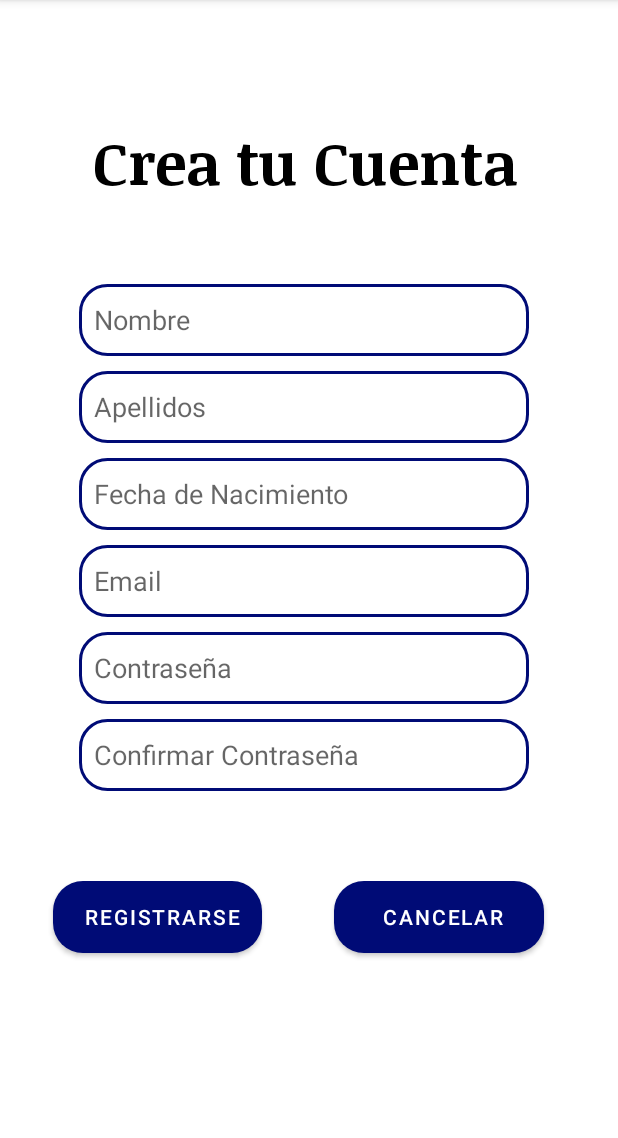
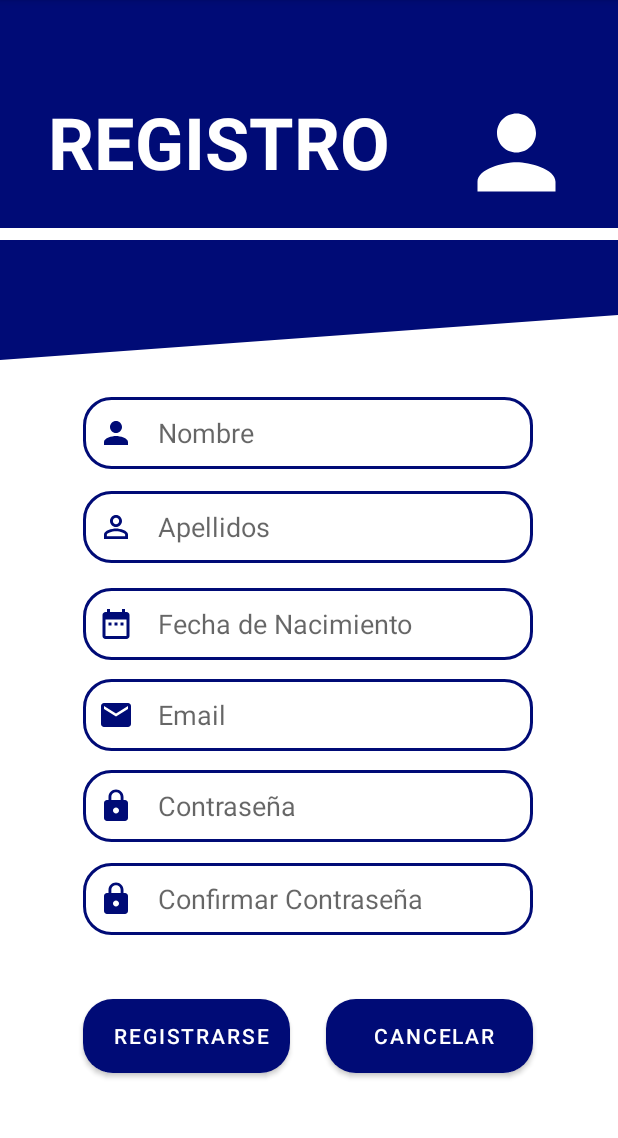
Before and after one commit to AMPL95/AppGrupal, an Android app: the RegistroPantalla screen opened directly, with no data from a screen before it, on a phone screen of 412 x 824 dp, the part 84-1222 px from its top. Run offline under Robolectric (Android 15) with nearby library versions, the phone set to English and light mode, and no system bars; our stand-ins replace Firebase (no records; nobody signed in at launch, a user with empty details on screens opened directly).

Commit message:
diseño xml registro

```diff
--- /dev/null
+++ b/app/src/main/res/drawable/ic_apellidos.xml
@@ -0,0 +1,5 @@
+<vector android:height="24dp" android:tint="#000B76"
+    android:viewportHeight="24" android:viewportWidth="24"
+    android:width="24dp" xmlns:android="http://schemas.android.com/apk/res/android">
+    <path android:fillColor="@android:color/white" android:pathData="M12,5.9c1.16,0 2.1,0.94 2.1,2.1s-0.94,2.1 -2.1,2.1S9.9,9.16 9.9,8s0.94,-2.1 2.1,-2.1m0,9c2.97,0 6.1,1.46 6.1,2.1v1.1L5.9,18.1L5.9,17c0,-0.64 3.13,-2.1 6.1,-2.1M12,4C9.79,4 8,5.79 8,8s1.79,4 4,4 4,-1.79 4,-4 -1.79,-4 -4,-4zM12,13c-2.67,0 -8,1.34 -8,4v3h16v-3c0,-2.66 -5.33,-4 -8,-4z"/>
+</vector>
--- /dev/null
+++ b/app/src/main/res/drawable/ic_emailreg.xml
@@ -0,0 +1,5 @@
+<vector android:height="24dp" android:tint="#000B76"
+    android:viewportHeight="24" android:viewportWidth="24"
+    android:width="24dp" xmlns:android="http://schemas.android.com/apk/res/android">
+    <path android:fillColor="@android:color/white" android:pathData="M20,4L4,4c-1.1,0 -1.99,0.9 -1.99,2L2,18c0,1.1 0.9,2 2,2h16c1.1,0 2,-0.9 2,-2L22,6c0,-1.1 -0.9,-2 -2,-2zM20,8l-8,5 -8,-5L4,6l8,5 8,-5v2z"/>
+</vector>
--- /dev/null
+++ b/app/src/main/res/drawable/ic_fechanac.xml
@@ -0,0 +1,5 @@
+<vector android:height="24dp" android:tint="#000B76"
+    android:viewportHeight="24" android:viewportWidth="24"
+    android:width="24dp" xmlns:android="http://schemas.android.com/apk/res/android">
+    <path android:fillColor="@android:color/white" android:pathData="M9,11L7,11v2h2v-2zM13,11h-2v2h2v-2zM17,11h-2v2h2v-2zM19,4h-1L18,2h-2v2L8,4L8,2L6,2v2L5,4c-1.11,0 -1.99,0.9 -1.99,2L3,20c0,1.1 0.89,2 2,2h14c1.1,0 2,-0.9 2,-2L21,6c0,-1.1 -0.9,-2 -2,-2zM19,20L5,20L5,9h14v11z"/>
+</vector>
--- /dev/null
+++ b/app/src/main/res/drawable/ic_personregistro.xml
@@ -0,0 +1,5 @@
+<vector android:height="24dp" android:tint="#000B76"
+    android:viewportHeight="24" android:viewportWidth="24"
+    android:width="24dp" xmlns:android="http://schemas.android.com/apk/res/android">
+    <path android:fillColor="@android:color/white" android:pathData="M12,12c2.21,0 4,-1.79 4,-4s-1.79,-4 -4,-4 -4,1.79 -4,4 1.79,4 4,4zM12,14c-2.67,0 -8,1.34 -8,4v2h16v-2c0,-2.66 -5.33,-4 -8,-4z"/>
+</vector>
--- a/app/src/main/res/layout/activity_miscitas.xml
+++ b/app/src/main/res/layout/activity_miscitas.xml
@@ -13,7 +13,7 @@
         android:background="#000b76"
         app:layout_constraintBottom_toBottomOf="parent"
         app:layout_constraintEnd_toEndOf="parent"
-        app:layout_constraintHorizontal_bias="0.0"
+        app:layout_constraintHorizontal_bias="1.0"
         app:layout_constraintStart_toStartOf="parent"
         app:layout_constraintTop_toTopOf="parent"
         app:layout_constraintVertical_bias="0.0" />
--- a/app/src/main/res/layout/activity_registro_pantalla.xml
+++ b/app/src/main/res/layout/activity_registro_pantalla.xml
@@ -6,169 +6,196 @@
     android:layout_height="match_parent"
     tools:context=".RegistroPantalla">
 
-    <LinearLayout
-        android:id="@+id/linearLayout3"
-        android:layout_width="408dp"
-        android:layout_height="200dp"
-        android:orientation="vertical"
+    <View
+        android:id="@+id/view5"
+        android:layout_width="match_parent"
+        android:layout_height="100dp"
+        android:background="@drawable/wave"
         app:layout_constraintBottom_toBottomOf="parent"
         app:layout_constraintStart_toStartOf="parent"
         app:layout_constraintTop_toTopOf="parent"
-        app:layout_constraintVertical_bias="0.0">
+        app:layout_constraintVertical_bias="0.24" />
+
+    <View
+        android:id="@+id/view4"
+        android:layout_width="412dp"
+        android:layout_height="152dp"
+        android:background="#000b76"
+        app:layout_constraintBottom_toBottomOf="parent"
+        app:layout_constraintEnd_toEndOf="parent"
+        app:layout_constraintHorizontal_bias="0.0"
+        app:layout_constraintStart_toStartOf="parent"
+        app:layout_constraintTop_toTopOf="parent"
+        app:layout_constraintVertical_bias="0.0" />
 
     <TextView
-            android:id="@+id/crearCuenta"
-            android:layout_width="wrap_content"
-            android:layout_height="wrap_content"
-            android:layout_gravity="center"
-            android:fontFamily="@font/noticia_text_bold"
-            android:text="Crea tu Cuenta"
-            android:textColor="@color/black"
-            android:textSize="40dp"
-            android:translationY="80dp" />
-    </LinearLayout>
-
-    <LinearLayout
-        android:id="@+id/linearLayout4"
-        android:layout_width="406dp"
-        android:layout_height="384dp"
-        android:orientation="vertical"
+        android:id="@+id/textRegistro"
+        android:layout_width="261dp"
+        android:layout_height="76dp"
+        android:text="REGISTRO"
+        android:textColor="#FFFFFF"
+        android:textSize="48sp"
+        android:textStyle="bold"
         app:layout_constraintBottom_toBottomOf="parent"
+        app:layout_constraintEnd_toEndOf="parent"
+        app:layout_constraintHorizontal_bias="0.213"
         app:layout_constraintStart_toStartOf="parent"
         app:layout_constraintTop_toTopOf="parent"
-        app:layout_constraintVertical_bias="0.493">
+        app:layout_constraintVertical_bias="0.09" />
+
+    <ImageView
+        android:id="@+id/imageView2"
+        android:layout_width="103dp"
+        android:layout_height="78dp"
+        app:layout_constraintBottom_toBottomOf="parent"
+        app:layout_constraintEnd_toEndOf="parent"
+        app:layout_constraintHorizontal_bias="0.948"
+        app:layout_constraintStart_toStartOf="parent"
+        app:layout_constraintTop_toTopOf="parent"
+        app:layout_constraintVertical_bias="0.091"
+        app:srcCompat="@drawable/ic_person" />
+
 
     <EditText
         android:id="@+id/editNombre"
         android:layout_width="300dp"
         android:layout_height="wrap_content"
-            android:layout_marginBottom="10dp"
         android:layout_gravity="center"
         android:background="@drawable/text_edit_rounded"
+        android:drawableStart="@drawable/ic_personregistro"
+        android:drawablePadding="16dp"
         android:ems="10"
         android:hint="Nombre"
         android:inputType="textPersonName"
         android:minHeight="48dp"
-            android:paddingStart="10dp" />
-
-        <Space
-            android:layout_width="match_parent"
-            android:layout_height="wrap_content" />
+        android:paddingStart="10dp"
+        app:layout_constraintBottom_toBottomOf="parent"
+        app:layout_constraintEnd_toEndOf="parent"
+        app:layout_constraintHorizontal_bias="0.495"
+        app:layout_constraintStart_toStartOf="parent"
+        app:layout_constraintTop_toTopOf="parent"
+        app:layout_constraintVertical_bias="0.368" />
 
     <EditText
         android:id="@+id/editApellidos"
         android:layout_width="300dp"
         android:layout_height="wrap_content"
         android:layout_gravity="center"
-            android:layout_marginBottom="10dp"
         android:background="@drawable/text_edit_rounded"
+        android:drawableStart="@drawable/ic_apellidos"
+        android:drawablePadding="16dp"
         android:ems="10"
         android:hint="Apellidos"
         android:inputType="textPersonName"
         android:minHeight="48dp"
-            android:paddingStart="10dp" />
-
-        <Space
-            android:layout_width="match_parent"
-            android:layout_height="wrap_content" />
+        android:paddingStart="10dp"
+        app:layout_constraintBottom_toBottomOf="parent"
+        app:layout_constraintEnd_toEndOf="parent"
+        app:layout_constraintHorizontal_bias="0.495"
+        app:layout_constraintStart_toStartOf="parent"
+        app:layout_constraintTop_toTopOf="parent"
+        app:layout_constraintVertical_bias="0.455" />
 
     <EditText
         android:id="@+id/editFecha"
         android:layout_width="300dp"
         android:layout_height="wrap_content"
-            android:layout_marginBottom="10dp"
         android:layout_gravity="center"
         android:background="@drawable/text_edit_rounded"
+        android:drawableStart="@drawable/ic_fechanac"
+        android:drawablePadding="16dp"
         android:ems="10"
         android:hint="Fecha de Nacimiento"
         android:inputType="date"
         android:minHeight="48dp"
         android:paddingStart="10dp"
-            />
-
-        <Space
-            android:layout_width="match_parent"
-            android:layout_height="wrap_content" />
-
-        <Space
-            android:layout_width="match_parent"
-            android:layout_height="wrap_content" />
+        app:layout_constraintBottom_toBottomOf="parent"
+        app:layout_constraintEnd_toEndOf="parent"
+        app:layout_constraintHorizontal_bias="0.495"
+        app:layout_constraintStart_toStartOf="parent"
+        app:layout_constraintTop_toTopOf="parent"
+        app:layout_constraintVertical_bias="0.544" />
 
     <EditText
         android:id="@+id/editEmailRegistro"
         android:layout_width="300dp"
         android:layout_height="wrap_content"
-            android:layout_marginBottom="10dp"
         android:layout_gravity="center"
         android:background="@drawable/text_edit_rounded"
+        android:drawableStart="@drawable/ic_emailreg"
+        android:drawablePadding="16dp"
         android:ems="10"
         android:hint="Email"
         android:inputType="textEmailAddress"
         android:minHeight="48dp"
-            android:paddingStart="10dp" />
+        android:paddingStart="10dp"
+        app:layout_constraintBottom_toBottomOf="parent"
+        app:layout_constraintEnd_toEndOf="parent"
+        app:layout_constraintHorizontal_bias="0.495"
+        app:layout_constraintStart_toStartOf="parent"
+        app:layout_constraintTop_toTopOf="parent"
+        app:layout_constraintVertical_bias="0.629" />
 
     <EditText
         android:id="@+id/editContraseña1"
         android:layout_width="300dp"
         android:layout_height="wrap_content"
-            android:layout_marginBottom="10dp"
         android:layout_gravity="center"
         android:background="@drawable/text_edit_rounded"
+        android:drawableStart="@drawable/ic_baseline_lock_24"
+        android:drawablePadding="16dp"
         android:ems="10"
         android:hint="Contraseña"
         android:inputType="textPassword"
         android:minHeight="48dp"
-            android:paddingStart="10dp" />
-
-        <Space
-            android:layout_width="match_parent"
-            android:layout_height="wrap_content" />
+        android:paddingStart="10dp"
+        app:layout_constraintBottom_toBottomOf="parent"
+        app:layout_constraintEnd_toEndOf="parent"
+        app:layout_constraintHorizontal_bias="0.495"
+        app:layout_constraintStart_toStartOf="parent"
+        app:layout_constraintTop_toTopOf="parent"
+        app:layout_constraintVertical_bias="0.713" />
 
     <EditText
         android:id="@+id/editContraseña2"
         android:layout_width="300dp"
         android:layout_height="wrap_content"
         android:layout_gravity="center"
-            android:layout_marginBottom="10dp"
         android:background="@drawable/text_edit_rounded"
+        android:drawableStart="@drawable/ic_baseline_lock_24"
+        android:drawablePadding="16dp"
         android:ems="10"
         android:hint="Confirmar Contraseña"
         android:inputType="textPassword"
         android:minHeight="48dp"
-            android:paddingStart="10dp" />
-    </LinearLayout>
-
-    <LinearLayout
-        android:layout_width="408dp"
-        android:layout_height="117dp"
-        android:orientation="horizontal"
+        android:paddingStart="10dp"
         app:layout_constraintBottom_toBottomOf="parent"
+        app:layout_constraintEnd_toEndOf="parent"
+        app:layout_constraintHorizontal_bias="0.495"
         app:layout_constraintStart_toStartOf="parent"
         app:layout_constraintTop_toTopOf="parent"
-        app:layout_constraintVertical_bias="0.903">
+        app:layout_constraintVertical_bias="0.799" />
 
     <Button
         android:id="@+id/editConfirmar"
-            android:layout_width="92dp"
-            android:layout_height="wrap_content"
-            android:layout_marginLeft="35dp"
+        android:layout_width="138dp"
+        android:layout_height="49dp"
         android:layout_weight="1"
         android:background="@drawable/button_rounded"
         android:onClick="onClickConfirmar"
         android:paddingRight="10dp"
         android:text="Registrarse"
-            />
-
-        <Space
-            android:layout_width="wrap_content"
-            android:layout_height="wrap_content"
-            android:layout_weight="1" />
+        app:layout_constraintBottom_toBottomOf="parent"
+        app:layout_constraintEnd_toEndOf="parent"
+        app:layout_constraintHorizontal_bias="0.202"
+        app:layout_constraintStart_toStartOf="parent"
+        app:layout_constraintTop_toTopOf="parent"
+        app:layout_constraintVertical_bias="0.927" />
 
     <Button
         android:id="@+id/editCancelar"
-            android:layout_width="92dp"
-            android:layout_height="wrap_content"
-            android:layout_marginRight="45dp"
+        android:layout_width="138dp"
+        android:layout_height="49dp"
         android:layout_weight="1"
 
         android:background="@drawable/button_rounded"
@@ -176,7 +203,12 @@
         android:paddingRight="10dp"
 
         android:text="Cancelar"
-            />
-    </LinearLayout>
+        app:layout_constraintBottom_toBottomOf="parent"
+        app:layout_constraintEnd_toEndOf="parent"
+        app:layout_constraintHorizontal_bias="0.793"
+        app:layout_constraintStart_toStartOf="parent"
+        app:layout_constraintTop_toTopOf="parent"
+        app:layout_constraintVertical_bias="0.927" />
+
 
 </androidx.constraintlayout.widget.ConstraintLayout>
```
Lines whose indentation alone changed are shown as unchanged.
